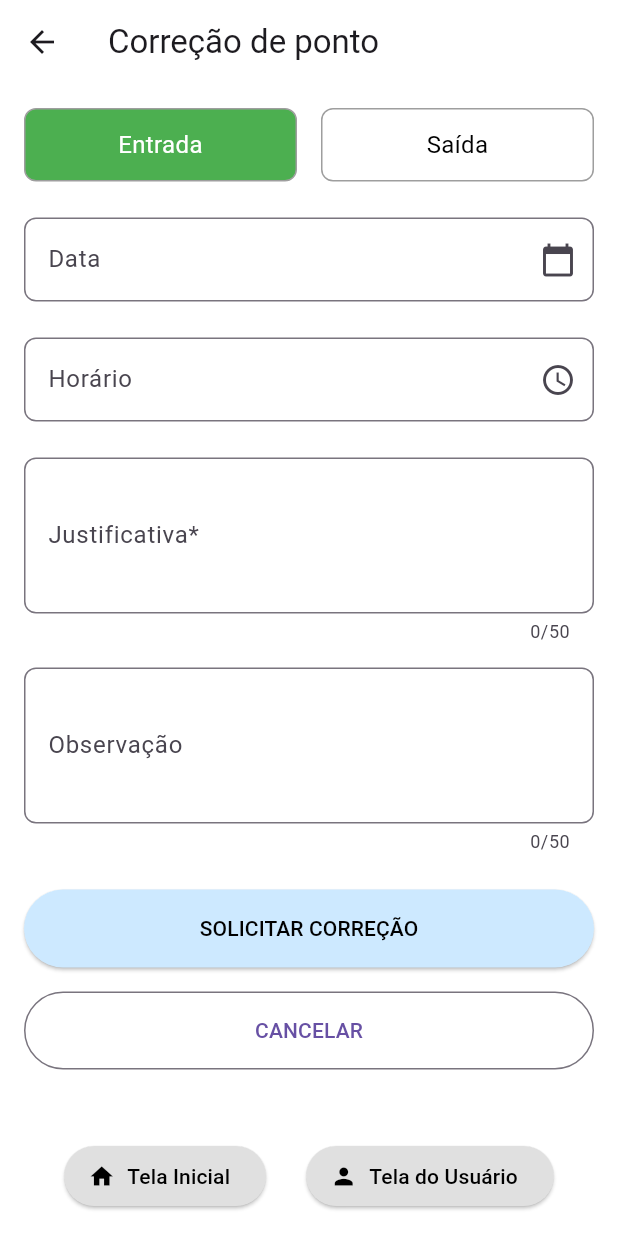
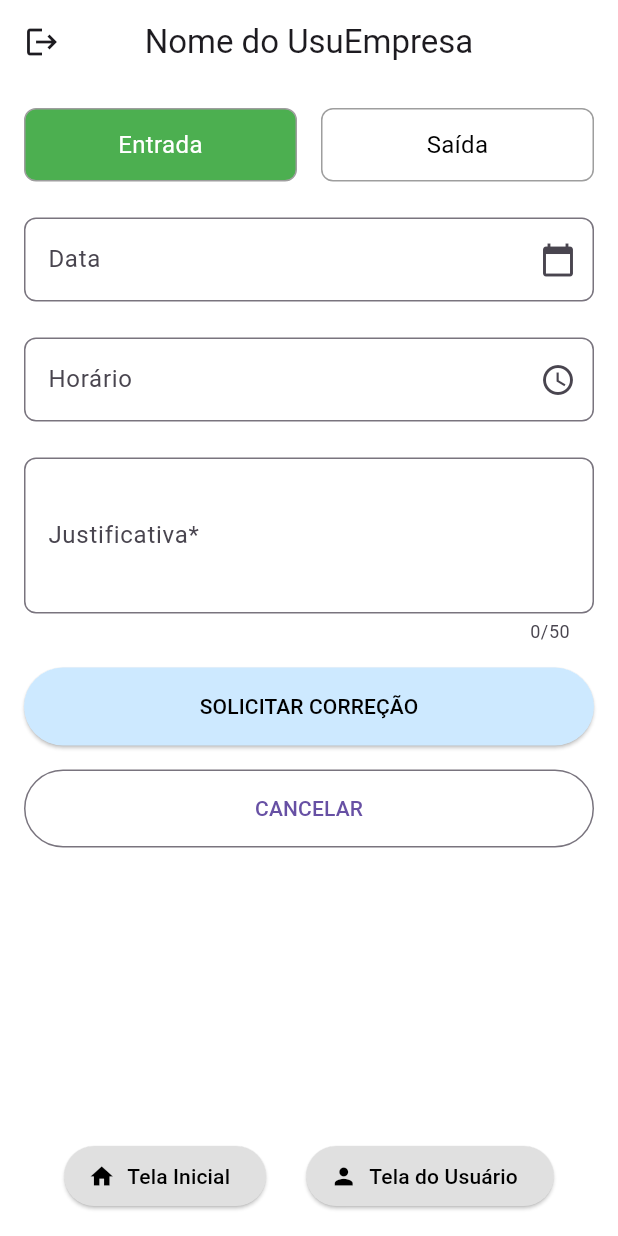
Before and after one commit to VBDomingos/chronos, a Flutter app: the UserPage screen opened directly, after a tap on the "edit" icon, on a phone screen of 412 x 824 dp. Run offline on Flutter 3.47's test engine with Material 3 defaults, Android fonts, the phone set to English and light mode, and no system bars; our stand-ins replace flutter_masked_text2.

Commit message:
fix: corrigindo navegacao

```diff
--- a/lib/correcao_ponto.dart
+++ b/lib/correcao_ponto.dart
@@ -2,6 +2,8 @@ import 'package:flutter/material.dart';
 import 'package:intl/intl.dart';
 import 'package:project/main.dart';
 import 'package:project/tela_company.dart';
+import 'package:project/widgets/bottom_nav_bar.dart';
+import 'package:project/widgets/header.dart';
 
 class CorrecaoPontoScreen extends StatefulWidget {
   @override
@@ -50,16 +52,7 @@ class _CorrecaoPontoScreenState extends State<CorrecaoPontoScreen> {
   @override
   Widget build(BuildContext context) {
     return Scaffold(
-      appBar: AppBar(
-        leading: IconButton(
-          icon: Icon(Icons.arrow_back),
-          onPressed: () {
-            // Ação ao pressionar "Voltar"
-            Navigator.pop(context);
-          },
-        ),
-        title: Text('Correção de ponto'),
-      ),
+      appBar: Header(),
       // Garante que a tela se ajuste quando o teclado estiver aberto
       resizeToAvoidBottomInset: true,
       body: SingleChildScrollView(
@@ -191,19 +184,6 @@ class _CorrecaoPontoScreenState extends State<CorrecaoPontoScreen> {
             ),
             const SizedBox(height: 16.0),
 
-            // Campo de Observação
-            TextField(
-              decoration: InputDecoration(
-                labelText: 'Observação',
-                border: OutlineInputBorder(
-                  borderRadius: BorderRadius.circular(8.0),
-                ),
-              ),
-              maxLines: 3,
-              maxLength: 50,
-            ),
-            const SizedBox(height: 24.0),
-
             // Botões de Ação
             ElevatedButton(
               onPressed: () {
@@ -231,35 +211,7 @@ class _CorrecaoPontoScreenState extends State<CorrecaoPontoScreen> {
         ),
       ),
       // Rodapé
-      bottomNavigationBar: BottomAppBar(
-        child: Row(
-          mainAxisAlignment: MainAxisAlignment.spaceEvenly,
-          children: [
-            ElevatedButton.icon(
-              onPressed: () {
-                // Ação para Tela Company
-                Navigator.push(
-                  context,
-                  MaterialPageRoute(builder: (context) => CompanyPage()),
-                );
-              },
-              icon: const Icon(Icons.home),
-              label: const Text('Tela Inicial'),
-            ),
-            ElevatedButton.icon(
-              onPressed: () {
-                // Ação para Tela do Usuário
-                Navigator.push(
-                  context,
-                  MaterialPageRoute(builder: (context) => UserPage()),
-                );
-              },
-              icon: const Icon(Icons.person),
-              label: const Text('Tela do Usuário'),
-            ),
-          ],
-        ),
-      ),
+      bottomNavigationBar: CustomBottomNavigationBar(),
     );
   }
 }
--- a/lib/main.dart
+++ b/lib/main.dart
@@ -2,6 +2,7 @@ import 'package:flutter/material.dart';
 import 'package:project/correcao_ponto.dart';
 import 'package:project/tela_login.dart';
 import 'package:project/user_screen.dart';
+import 'package:project/widgets/bottom_nav_bar.dart';
 import 'widgets/dotw_indicator.dart';
 import 'widgets/header.dart';
 
@@ -12,10 +13,10 @@ void main() {
       primaryColor: Colors.white,
       elevatedButtonTheme: ElevatedButtonThemeData(
         style: ElevatedButton.styleFrom(
-          backgroundColor: Colors.grey[300],  // Global background color
-          foregroundColor: Colors.black,  // Global text and icon color
+          backgroundColor: Colors.grey[300], // Global background color
+          foregroundColor: Colors.black, // Global text and icon color
         ),
-    ),
+      ),
       appBarTheme: const AppBarTheme(
         backgroundColor: Colors.white, // Cor do AppBar
       ),
@@ -79,11 +80,10 @@ class UserPage extends StatelessWidget {
         child: Column(
           crossAxisAlignment: CrossAxisAlignment.start,
           children: [
+            // Indicador de dia da semana
+            DayoftheweekIndicator(),
 
-          // Indicador de dia da semana
-          DayoftheweekIndicator(),
-
-          const SizedBox(height: 10),
+            const SizedBox(height: 10),
 
             // Busca de Histórico
             const Text(
@@ -213,32 +213,7 @@ class UserPage extends StatelessWidget {
       ),
 
       // Rodapé com botões
-      bottomNavigationBar: BottomAppBar(
-        child: Row(
-          mainAxisAlignment: MainAxisAlignment.spaceEvenly,
-          children: [
-            ElevatedButton.icon(
-              onPressed: () {
-                // Ação para Tela Inicial
-              },
-              icon: const Icon(Icons.home),
-              label: const Text('Tela Inicial'),
-            ),
-            ElevatedButton.icon(
-              onPressed: () {
-                // Ação para Tela do Usuário
-                Navigator.push(
-                  context,
-                  MaterialPageRoute(
-                      builder: (context) => UserScreen()),
-                  );
-              },
-              icon: const Icon(Icons.person),
-              label: const Text('Tela do Usuário'),
-            ),
-          ],
-        ),
-      ),
+      bottomNavigationBar: CustomBottomNavigationBar(),
     );
   }
 }
@@ -340,7 +315,9 @@ class HoursTable extends StatelessWidget {
                         Navigator.push(
                           context,
                           MaterialPageRoute(
-                              builder: (context) => CorrecaoPontoScreen()),
+                              builder: (context) => CorrecaoPontoScreen(),
+                              settings:
+                                  RouteSettings(name: 'CorrecaoPontoScreen')),
                         );
                       },
                     ),
--- a/lib/widgets/bottom_nav_bar.dart
+++ b/lib/widgets/bottom_nav_bar.dart
@@ -1,7 +1,7 @@
 import 'package:flutter/material.dart';
+import 'package:project/main.dart';
 import 'package:project/user_screen.dart';
 import 'package:project/config_screen.dart';
-
 
 class CustomBottomNavigationBar extends StatelessWidget {
   const CustomBottomNavigationBar({
@@ -16,26 +16,34 @@ class CustomBottomNavigationBar extends StatelessWidget {
         children: [
           ElevatedButton.icon(
             onPressed: () {
-              // Navigate to HomeScreen
+              // Verifica se a rota atual já é a UserPage
+              if (ModalRoute.of(context)?.settings.name != 'UserScreen') {
                 Navigator.push(
                   context,
                   MaterialPageRoute(
-                  builder: (context) => ConfigPage(),
+                    builder: (context) => UserScreen(),
+                    settings: RouteSettings(
+                        name: 'UserScreen'), // Define o nome da rota
                   ),
                 );
+              }
             },
             icon: const Icon(Icons.home),
             label: const Text('Tela Inicial'),
           ),
           ElevatedButton.icon(
             onPressed: () {
-              // Navigate to UserScreen
+              // Verifica se a rota atual já é a UserPage
+              if (ModalRoute.of(context)?.settings.name != 'UserPage') {
                 Navigator.push(
                   context,
                   MaterialPageRoute(
-                  builder: (context) => UserScreen(),
+                    builder: (context) => UserPage(),
+                    settings: RouteSettings(
+                        name: 'UserPage'), // Define o nome da rota
                   ),
                 );
+              }
             },
             icon: const Icon(Icons.person),
             label: const Text('Tela do Usuário'),
--- a/lib/widgets/header.dart
+++ b/lib/widgets/header.dart
@@ -1,4 +1,6 @@
 import 'package:flutter/material.dart';
+import 'package:project/config_screen.dart';
+import 'package:project/tela_login.dart';
 
 class Header extends StatelessWidget implements PreferredSizeWidget {
   @override
@@ -8,26 +10,52 @@ class Header extends StatelessWidget implements PreferredSizeWidget {
         color: const Color.fromARGB(255, 255, 255, 255),
       ),
       leading: IconButton(
-        icon: const Icon(Icons.arrow_back),
+        icon: const Icon(Icons.logout),
         onPressed: () {
-          Navigator.pop(context);
+          if (ModalRoute.of(context)?.settings.name != 'LoginScreen') {
+            Navigator.push(
+              context,
+              MaterialPageRoute(
+                builder: (context) => LoginScreen(),
+                settings:
+                    RouteSettings(name: 'LoginScreen'), // Define o nome da rota
+              ),
+            );
+          }
         },
       ),
       backgroundColor: const Color.fromARGB(255, 255, 255, 255),
       title: const Text('Nome do UsuEmpresa'),
       centerTitle: true,
       actions: [
-        IconButton(
-          icon: const Icon(Icons.refresh),
-          onPressed: () {
-            // refresh functionality here
-          },
-        ),
+        if (ModalRoute.of(context)?.settings.name != 'CorrecaoPontoScreen')
+          IconButton(
+            icon: const Icon(Icons.settings),
+            onPressed: () {
+              if (ModalRoute.of(context)?.settings.name != 'ConfigPage') {
+                Navigator.push(
+                  context,
+                  MaterialPageRoute(
+                    builder: (context) => ConfigPage(),
+                    settings: RouteSettings(
+                        name: 'ConfigPage'), // Define o nome da rota
+                  ),
+                );
+              }
+            },
+          ),
+        if (ModalRoute.of(context)?.settings.name != 'ConfigPage' &&
+            ModalRoute.of(context)?.settings.name != 'CorrecaoPontoScreen')
+          IconButton(
+            icon: const Icon(Icons.refresh),
+            onPressed: () {
+              // Função de refresh aqui
+            },
+          ),
       ],
     );
   }
 
-
   @override
   Size get preferredSize => const Size.fromHeight(kToolbarHeight);
 }
```
Also changed, not shown: lib/tela_login.dart (+29 -2 lines). Lines whose indentation alone changed are shown as unchanged.
